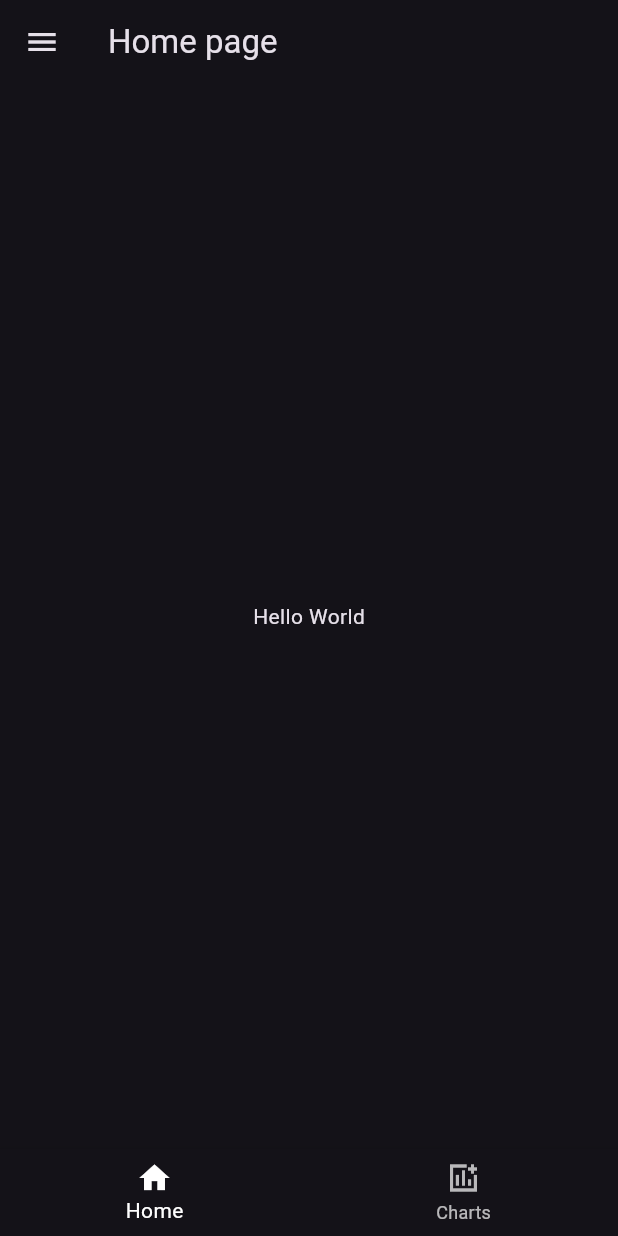
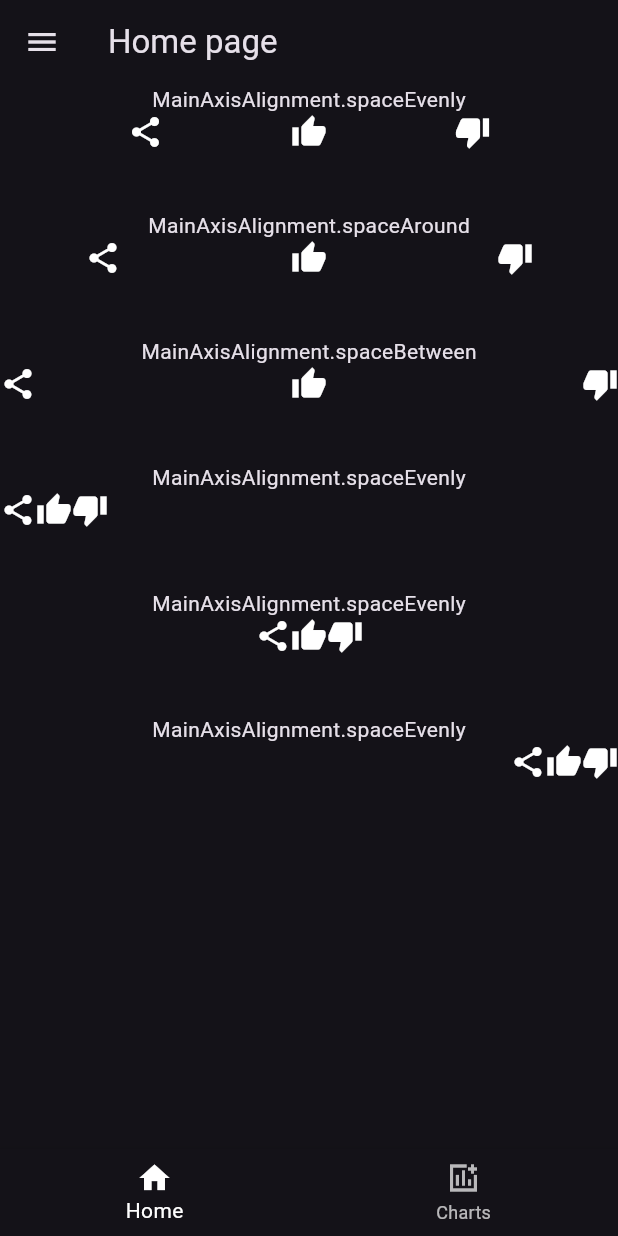
Before and after one commit to hadzikk/flutter-starter, a Flutter app: the screen it shows after launch, on a phone screen of 412 x 824 dp. Run offline on Flutter 3.47's test engine with Material 3 defaults, Android fonts, the phone set to English and light mode, and no system bars.

Commit message:
row & column

```diff
--- a/lib/main.dart
+++ b/lib/main.dart
@@ -1,7 +1,5 @@
 import 'package:flutter/material.dart';
 import 'package:flutter_application_1/material_app.dart';
-import 'package:flutter_application_1/statefull.dart';
-import 'package:flutter_application_1/stateless.dart';
 
 
 void main() {
--- a/lib/material_app.dart
+++ b/lib/material_app.dart
@@ -7,6 +7,7 @@ class AppMaterial extends StatelessWidget {
   @override
   Widget build(BuildContext context) {
     return MaterialApp(
+      debugShowCheckedModeBanner: false,
       theme: ThemeData.dark(
         useMaterial3: true
       ),
--- a/lib/material_page.dart
+++ b/lib/material_page.dart
@@ -28,7 +28,7 @@ class HomePage extends StatelessWidget {
           ],
         ),
       ),
-      body: Center(child: Text('Hello World')),
+      body: MySizeBox(),
       bottomNavigationBar: BottomNavigationBar(
         items: const [
           BottomNavigationBarItem(icon: Icon(Icons.home), label: 'Home'),
@@ -40,3 +40,171 @@ class HomePage extends StatelessWidget {
     );
   }
 }
+
+class MyContainer extends StatelessWidget {
+  const MyContainer({super.key});
+
+  @override
+  Widget build(BuildContext context) {
+    return Container(
+      decoration: BoxDecoration(
+        color: Colors.amber
+      ),
+      // color: Colors.black26,
+      width: 250,
+      height: 300,
+      padding: EdgeInsets.all(20),
+      margin: EdgeInsets.only(left: 20),
+      child: Text(
+        'Welcome back!',
+        style: TextStyle(fontSize: 40),
+      ),
+    );
+  }
+}
+
+class MySizeBox extends StatelessWidget {
+  const MySizeBox({super.key});
+
+  @override
+  Widget build(BuildContext context) {
+    return Column(
+      crossAxisAlignment: CrossAxisAlignment.center,
+      children: [
+        Text('MainAxisAlignment.spaceEvenly'),
+        MyRow1(),
+        MyPadding(),
+        Text('MainAxisAlignment.spaceAround'),
+        MyRow2(),
+        MyPadding(),
+        Text('MainAxisAlignment.spaceBetween'),
+        MyRow3(),
+        MyPadding(),
+        Text('MainAxisAlignment.spaceEvenly'),
+        MyRow4(),
+        MyPadding(),
+        Text('MainAxisAlignment.spaceEvenly'),
+        MyRow5(),
+        MyPadding(),
+        Text('MainAxisAlignment.spaceEvenly'),
+        MyRow6(),
+      ],
+    );
+  }
+}
+
+class MyRow1 extends StatelessWidget {
+  const MyRow1({super.key});
+
+  @override
+  Widget build(BuildContext context) {
+    return Row(
+      mainAxisAlignment: MainAxisAlignment.spaceEvenly,
+      children: [
+        Icon(Icons.share),
+        Icon(Icons.thumb_up),
+        Icon(Icons.thumb_down)
+      ],
+    );
+  }
+}
+
+class MyRow2 extends StatelessWidget {
+  const MyRow2({super.key});
+
+  @override
+  Widget build(BuildContext context) {
+    return Row(
+      mainAxisAlignment: MainAxisAlignment.spaceAround,
+      children: [
+        Icon(Icons.share),
+        Icon(Icons.thumb_up),
+        Icon(Icons.thumb_down)
+      ],
+    );
+  }
+}
+
+class MyRow3 extends StatelessWidget {
+  const MyRow3({super.key});
+
+  @override
+  Widget build(BuildContext context) {
+    return Row(
+      mainAxisAlignment: MainAxisAlignment.spaceBetween,
+      children: [
+        Icon(Icons.share),
+        Icon(Icons.thumb_up),
+        Icon(Icons.thumb_down)
+      ],
+    );
+  }
+}
+
+class MyRow4 extends StatelessWidget {
+  const MyRow4({super.key});
+
+  @override
+  Widget build(BuildContext context) {
+    return Row(
+      mainAxisAlignment: MainAxisAlignment.start,
+      children: [
+        Icon(Icons.share),
+        Icon(Icons.thumb_up),
+        Icon(Icons.thumb_down)
+      ],
+    );
+  }
+}
+
+class MyRow5 extends StatelessWidget {
+  const MyRow5({super.key});
+
+  @override
+  Widget build(BuildContext context) {
+    return Row(
+      mainAxisAlignment: MainAxisAlignment.center,
+      children: [
+        Icon(Icons.share),
+        Icon(Icons.thumb_up),
+        Icon(Icons.thumb_down)
+      ],
+    );
+  }
+}
+
+class MyRow6 extends StatelessWidget {
+  const MyRow6({super.key});
+
+  @override
+  Widget build(BuildContext context) {
+    return Row(
+      mainAxisAlignment: MainAxisAlignment.end,
+      children: [
+        Icon(Icons.share),
+        Icon(Icons.thumb_up),
+        Icon(Icons.thumb_down)
+      ],
+    );
+  }
+}
+
+class MyText1 extends StatelessWidget {
+  const MyText1({super.key});
+
+  @override
+  Widget build(BuildContext context) {
+    return const Placeholder();
+  }
+}
+
+class MyPadding extends StatelessWidget {
+  const MyPadding({super.key});
+
+  @override
+  Widget build(BuildContext context) {
+    return SizedBox(
+      height: 40,
+    );
+  }
+}
```
